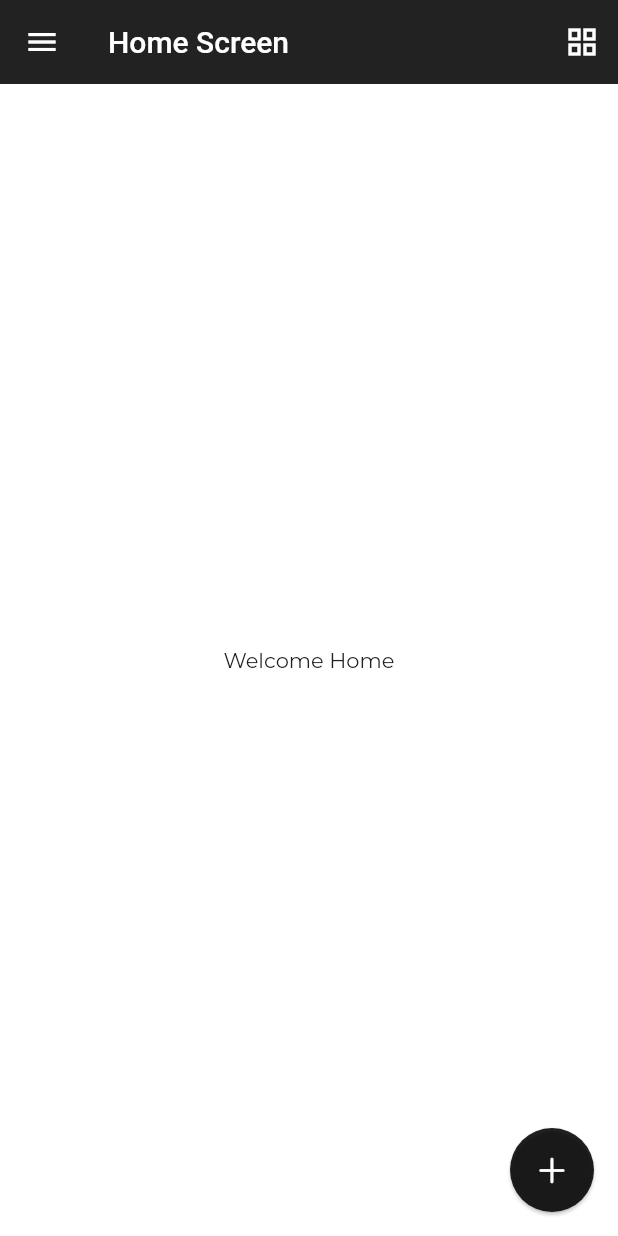
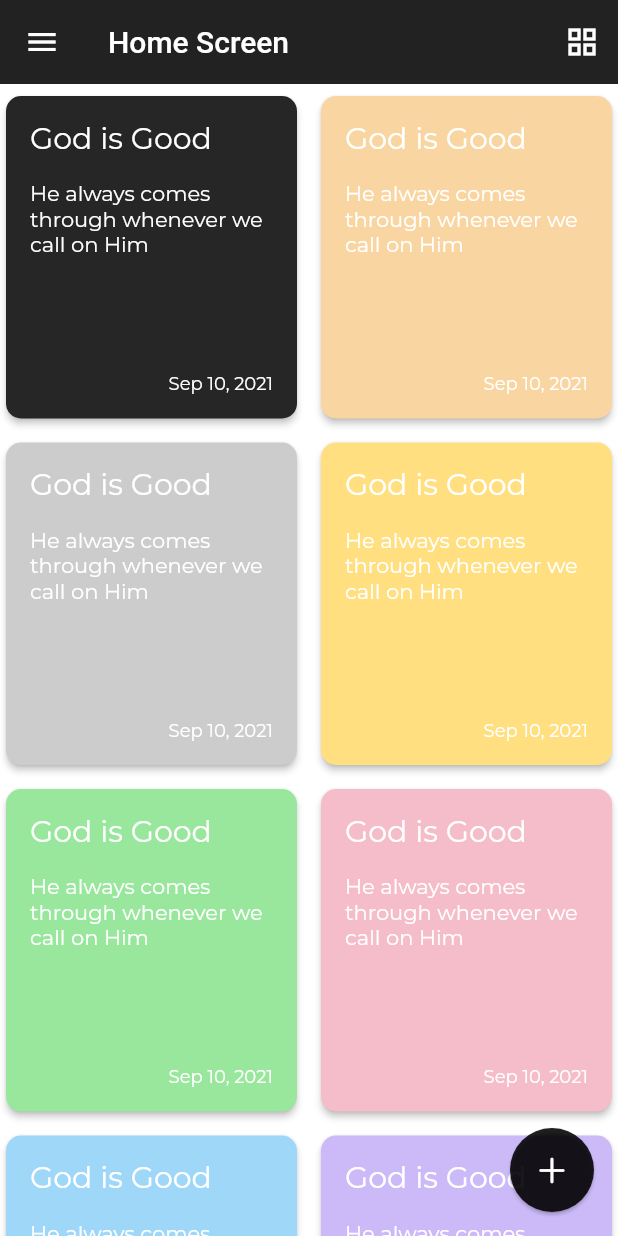
Before and after one commit to Manuelkpatsu/take_notes, a Flutter app: the HomeScreen screen opened directly, on a phone screen of 412 x 824 dp. Run offline on Flutter 3.47's test engine with Material 2 defaults, Android fonts, the phone set to English and light mode, and no system bars; our stand-ins replace flutter_secure_storage, fluttertoast, get_it, google_fonts; missing offline and left inert: flutter_quill; accounts and stored records are empty.

Commit message:
Display notes on the homepage

```diff
--- a/lib/utils/helper.dart
+++ b/lib/utils/helper.dart
@@ -1,4 +1,5 @@
 import 'package:flutter/material.dart';
+import 'package:intl/intl.dart';
 
 class Helper {
   /// Shows a snackbar
@@ -84,4 +85,14 @@ class Helper {
       },
     );
   }
+
+  static String formatDateTime(String dateTime) {
+    var formatter = new DateFormat('MMM dd, yyyy');
+    var formatter2 = new DateFormat('hh:mm a');
+    DateTime dt = DateTime.parse(dateTime);
+    if (dt.day == DateTime.now().day)
+      return formatter2.format(dt);
+    else
+      return formatter.format(dt);
+  }
 }
--- a/lib/view/screens/home_screen.dart
+++ b/lib/view/screens/home_screen.dart
@@ -1,12 +1,16 @@
 import 'package:flutter/cupertino.dart';
 import 'package:flutter/material.dart';
+import 'package:flutter_staggered_grid_view/flutter_staggered_grid_view.dart';
 import 'package:provider/provider.dart';
 import 'package:takenotes/core/services/pref_service.dart';
 import 'package:takenotes/core/view_models/api_vm.dart';
 import 'package:takenotes/core/view_models/pref_vm.dart';
 import 'package:takenotes/view/screens/add_note.dart';
 import 'package:takenotes/view/screens/detailed_note.dart';
+import 'package:takenotes/view/widgets/memoji_colors.dart';
 import 'package:takenotes/view/widgets/nav_drawer.dart';
+import 'package:takenotes/view/widgets/note_grid.dart';
+import 'package:takenotes/view/widgets/note_tile.dart';
 
 class HomeScreen extends StatefulWidget {
   static const routeName = '/';
@@ -16,7 +20,6 @@ class HomeScreen extends StatefulWidget {
 }
 
 class _HomeScreenState extends State<HomeScreen> {
-
   @override
   void didChangeDependencies() {
     super.didChangeDependencies();
@@ -54,8 +57,54 @@ class _HomeScreenState extends State<HomeScreen> {
         ],
       ),
       drawer: NavDrawer(context),
-      body: Center(
-        child: Text('Welcome Home'),
+      body: Container(
+        child: Column(
+          crossAxisAlignment: CrossAxisAlignment.start,
+          mainAxisSize: MainAxisSize.max,
+          children: [
+            Expanded(
+              child: prefVM.isTile == true
+                  ? StaggeredGridView.countBuilder(
+                      crossAxisCount: 2,
+                      crossAxisSpacing: 8,
+                      mainAxisSpacing: 0,
+                      physics: BouncingScrollPhysics(
+                        parent: AlwaysScrollableScrollPhysics(),
+                      ),
+                      itemCount: 10,
+                      staggeredTileBuilder: (index) {
+                        return StaggeredTile.count(1, 1.1);
+                      },
+                      itemBuilder: (context, index) {
+                        return NoteGrid(
+                          title: 'God is Good',
+                          content:
+                              'He always comes through whenever we call on Him',
+                          updatedAt: '2021-09-10T01:50:49.683+00:00',
+                          onPressed: () => Navigator.of(context).pushNamed(DetailedNote.routeName),
+                          color: MemojiColors.values[index % MemojiColors.values.length]
+                        );
+                      },
+                    )
+                  : ListView.builder(
+                      itemCount: 8,
+                      physics: BouncingScrollPhysics(
+                        parent: AlwaysScrollableScrollPhysics(),
+                      ),
+                      itemBuilder: (context, index) {
+                        return NoteTile(
+                          title: 'God is Good',
+                          content:
+                              'He always comes through whenever we call on Him',
+                          updatedAt: '2021-09-10T01:50:49.683+00:00',
+                          onPressed: () => Navigator.of(context).pushNamed(DetailedNote.routeName),
+                          color: MemojiColors.values[index % MemojiColors.values.length],
+                        );
+                      },
+                    ),
+            ),
+          ],
+        ),
       ),
       floatingActionButton: FloatingActionButton(
         elevation: 1,
--- /dev/null
+++ b/lib/view/widgets/memoji_colors.dart
@@ -0,0 +1,25 @@
+import 'package:flutter/material.dart';
+
+class MemojiColors {
+  const MemojiColors._();
+
+  static const black = Color(0xFF262626);
+  static const amber = Color(0xFFf9d6a1);
+  static const white = Color(0xFFcccccc);
+  static const yellow = Color(0xFFffdf80);
+  static const green = Color(0xFF98e79c);
+  static const red = Color(0xFFf5bcca);
+  static const blue = Color(0xFF9fd7f9);
+  static const purple = Color(0xFFcbbaf7);
+
+  static const values = [
+    black,
+    amber,
+    white,
+    yellow,
+    green,
+    red,
+    blue,
+    purple,
+  ];
+}
--- a/lib/view/widgets/nav_drawer.dart
+++ b/lib/view/widgets/nav_drawer.dart
@@ -12,7 +12,6 @@ class NavDrawer extends StatelessWidget {
 
   @override
   Widget build(BuildContext context) {
-    final authVM = Provider.of<AuthVM>(context);
 
     String getInitials(String username) {
       List<String> names = username.split(" ");
@@ -42,7 +41,7 @@ class NavDrawer extends StatelessWidget {
           padding: EdgeInsets.zero,
           children: [
             FutureBuilder<User>(
-              future: Provider.of<ApiVM>(context).currentUser(),
+              future: Provider.of<ApiVM>(context, listen: false).currentUser(),
               builder: (context, snapshot) {
                 if (snapshot.hasError) return Text('Error: ${snapshot.error}');
                 if (snapshot.data == null)
@@ -54,6 +53,7 @@ class NavDrawer extends StatelessWidget {
                         CircleAvatar(backgroundColor: Colors.white),
                   );
 
+                print(snapshot.data.username);
                 User user = snapshot.data;
 
                 return UserAccountsDrawerHeader(
@@ -89,7 +89,7 @@ class NavDrawer extends StatelessWidget {
                   context,
                   'Do you want to logout?',
                   () {
-                    authVM.logout(appContext);
+                    Provider.of<AuthVM>(context).logout(appContext);
                     Navigator.of(appContext).pop();
                   },
                 );
--- /dev/null
+++ b/lib/view/widgets/note_grid.dart
@@ -0,0 +1,78 @@
+import 'dart:math';
+
+import 'package:flutter/material.dart';
+import 'package:takenotes/utils/helper.dart';
+
+import 'memoji_colors.dart';
+
+class NoteGrid extends StatelessWidget {
+  final String title;
+  final String content;
+  final String updatedAt;
+  final VoidCallback onPressed;
+  final Color color;
+
+  NoteGrid({
+    @required this.title,
+    @required this.content,
+    @required this.updatedAt,
+    @required this.onPressed,
+    @required this.color,
+  });
+
+  @override
+  Widget build(BuildContext context) {
+    return Container(
+      margin: EdgeInsets.symmetric(vertical: 4),
+      child: Card(
+        color: color,
+        elevation: 2,
+        shape: RoundedRectangleBorder(
+          borderRadius: BorderRadius.circular(10),
+        ),
+        child: InkWell(
+          onTap: onPressed,
+          child: Container(
+            padding: const EdgeInsets.all(8),
+            child: Column(
+              crossAxisAlignment: CrossAxisAlignment.start,
+              children: [
+                Visibility(
+                  visible: title.isNotEmpty,
+                  child: Padding(
+                    padding: EdgeInsets.all(8),
+                    child: Text(
+                      title,
+                      maxLines: 1,
+                      overflow: TextOverflow.ellipsis,
+                      style: TextStyle(fontSize: 20, color: Colors.white),
+                    ),
+                  ),
+                ),
+                Expanded(
+                  child: Padding(
+                    padding: EdgeInsets.all(8),
+                    child: Text(
+                      content,
+                      maxLines: 3,
+                      overflow: TextOverflow.fade,
+                      style: TextStyle(color: Colors.white),
+                    ),
+                  ),
+                ),
+                Container(
+                  padding: EdgeInsets.all(8),
+                  alignment: Alignment.centerRight,
+                  child: Text(
+                    Helper.formatDateTime(updatedAt),
+                    style: TextStyle(fontSize: 12, color: Colors.white),
+                  ),
+                )
+              ],
+            ),
+          ),
+        ),
+      ),
+    );
+  }
+}
--- a/pubspec.yaml
+++ b/pubspec.yaml
@@ -37,6 +37,7 @@ dependencies:
   google_fonts: ^2.1.0
   intl: ^0.17.0
   flutter_staggered_grid_view: ^0.4.1
+  line_icons: ^2.0.1
 
 dev_dependencies:
   flutter_test:
```
Also changed, not shown: lib/view/screens/add_note.dart (+14 -3 lines), lib/view/screens/detailed_note.dart (+14 -3 lines), lib/view/widgets/note_tile.dart (added, +81 -0 lines), pubspec.lock.
